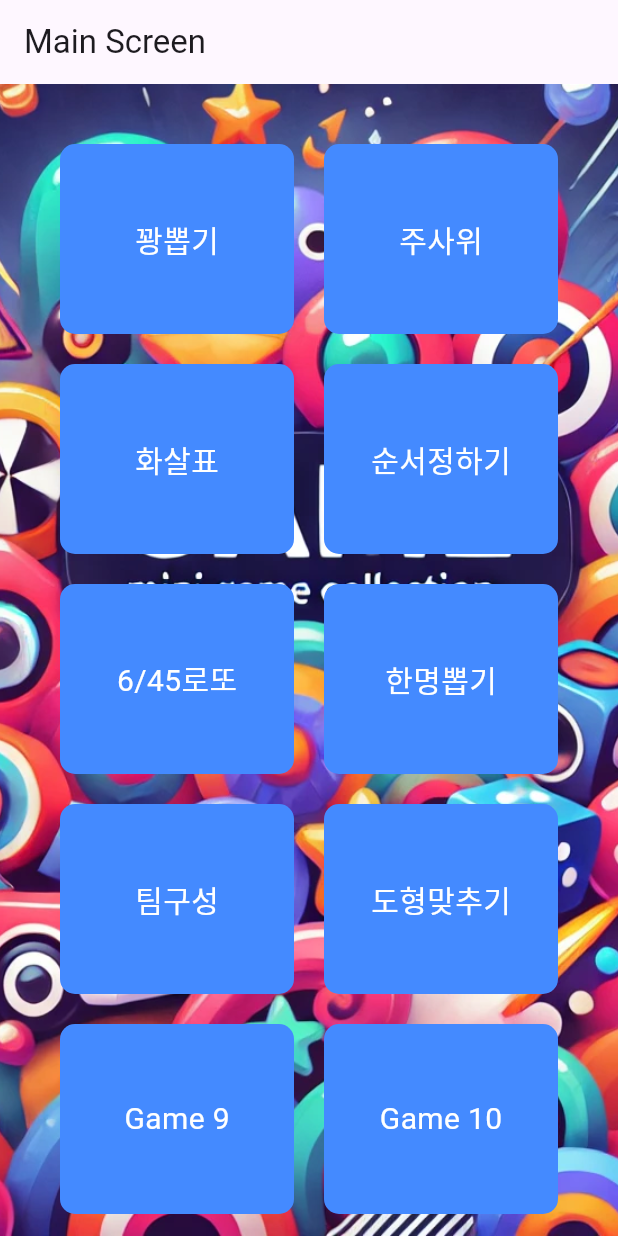
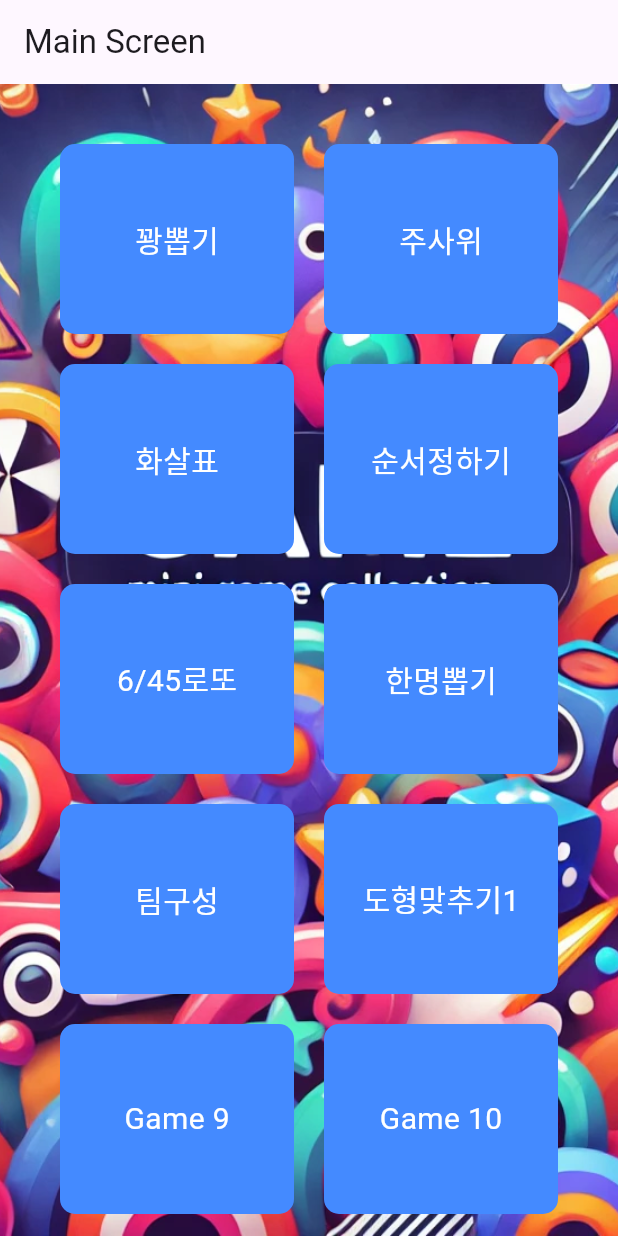
Before and after one commit to runaby/flutter_lets_bet, a Flutter app: the screen it shows after launch, on a phone screen of 412 x 824 dp. Run offline on Flutter 3.47's test engine with Material 3 defaults, Android fonts, the phone set to English and light mode, and no system bars; our stand-ins replace audioplayers.

Commit message:
새로 커밋

```diff
--- a/lib/main.dart
+++ b/lib/main.dart
@@ -75,7 +75,7 @@ class MainScreen extends StatelessWidget {
                   gameName = '팀구성';
                   break;
                 case 7:
-                  gameName = '도형맞추기';
+                  gameName = '도형맞추기1';
                   break;
                 default:
                   gameName = 'Game ${index + 1}'; // 나머지 임의 이름
```
